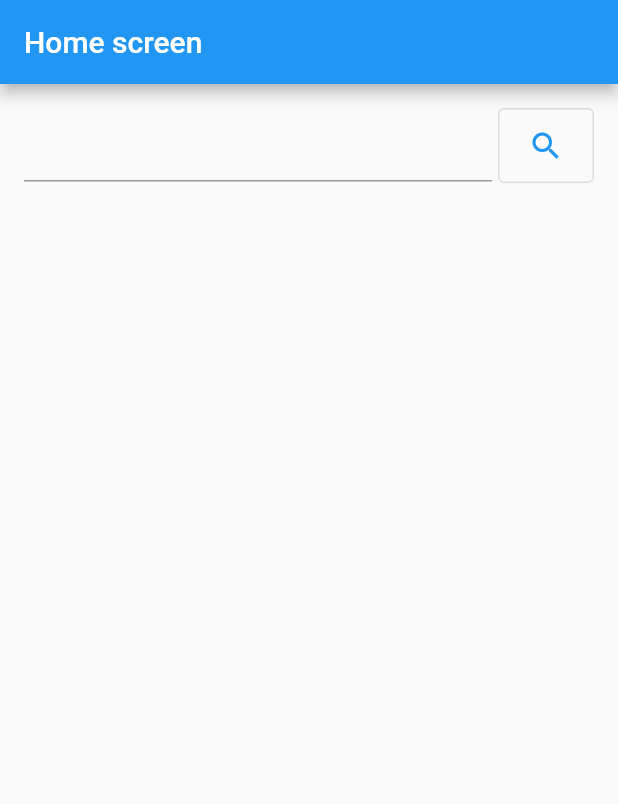
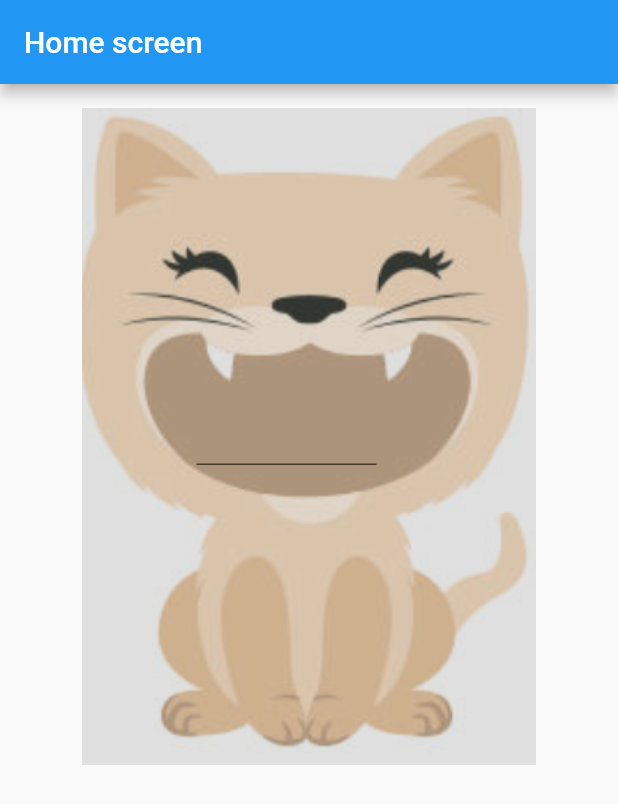
Before and after one commit to BhakinKhantarjeerawat/collocation_dictionary, a Flutter app: the screen it shows after launch, on a phone screen of 412 x 824 dp. Shown: the top 804 px of the screen. Run offline on Flutter 3.47's test engine with Material 2 defaults, Android fonts, the light colour scheme and no system bars; our stand-ins replace flutter_riverpod.

Commit message:
cartoon version1

```diff
--- a/lib/features/home/presentation/home_screen.dart
+++ b/lib/features/home/presentation/home_screen.dart
@@ -48,35 +48,24 @@ class SearchWidget extends ConsumerStatefulWidget {
 class _SearchWidgetState extends ConsumerState<SearchWidget> {
   @override
   Widget build(BuildContext context) {
-    return Row(
+    return Stack(
       children: [
-        // Expanded(
-        //   child: MyTextField(
-        //     controller: widget.searchField,
-        //     maxLines: 1,
-        //     maxLength: 50,
-        //     textInputAction: TextInputAction.next,
-        //     hintText: 'ค้นหา',
-        //   ),
-        // ),
-        Expanded(
-          child: TextField(
-            controller: widget.searchField,
-            onChanged: (value) => ref
-                .read(searchedWordProvider.notifier)
-                .state = widget.searchField.text,
+        Center(child: Image.asset('assets/images/cat.png', fit: BoxFit.cover)),
+        Positioned(
+          bottom: 200,
+          left: 115,
+          child: SizedBox(
+            width: 120,
+            child: TextField(
+              controller: widget.searchField,
+              onChanged: (value) => ref
+                  .read(searchedWordProvider.notifier)
+                  .state = widget.searchField.text,
+              decoration: const InputDecoration(
+                  filled: true, fillColor: Color(0xffac947b)),
+            ),
           ),
         ),
-        const SizedBox(width: 4),
-        SizedBox(
-          height: 50,
-          child: OutlinedButton(
-              child: const Icon(Icons.search),
-              onPressed: () {
-                ref.read(searchedWordProvider.notifier).state =
-                    widget.searchField.text;
-              }),
-        )
       ],
     );
   }
--- a/pubspec.yaml
+++ b/pubspec.yaml
@@ -22,3 +22,5 @@ dev_dependencies:
 
 flutter:
   uses-material-design: true
+  assets:
+    - assets/images/
```
Also changed, not shown: assets/images/cat.png (added), assets/images/cat_black_and_white.png (added).
